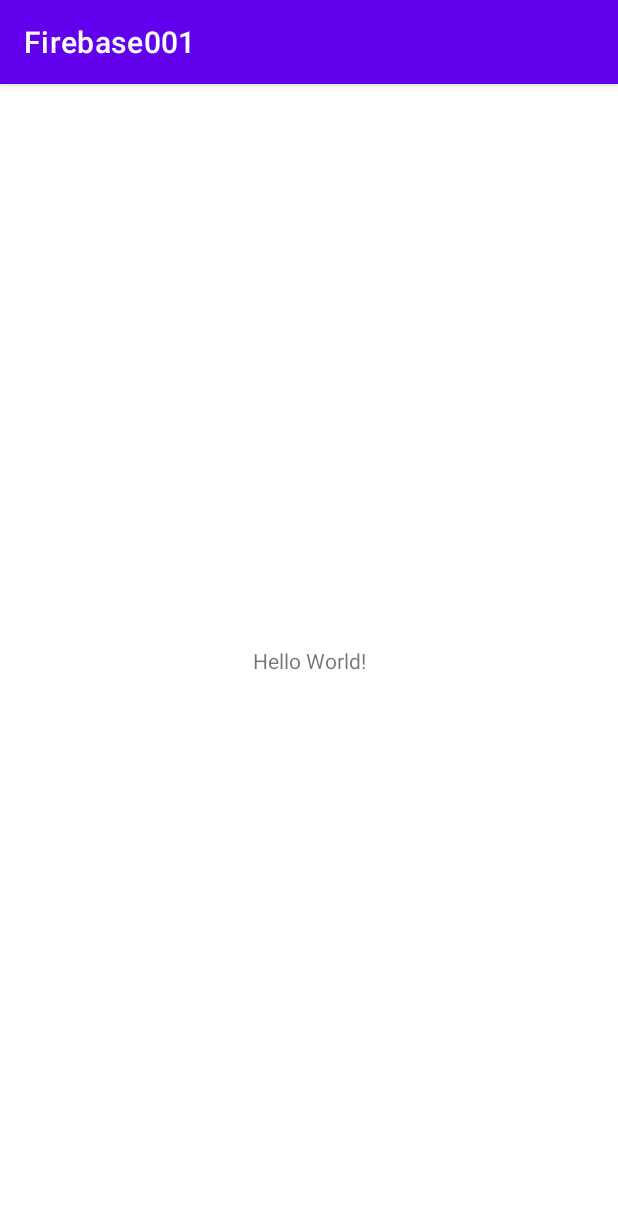
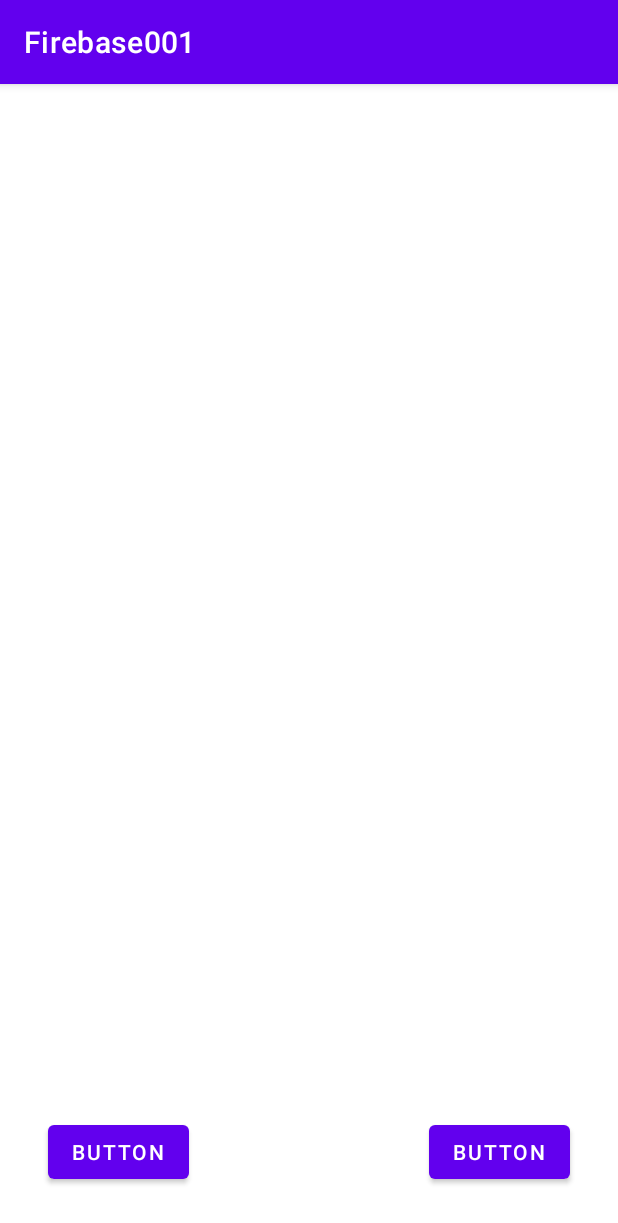
Before and after one commit to s20020/Firebase001, an Android app: the screen it shows after launch (MainActivity), on a phone screen of 412 x 824 dp. Shown: the top 1223 px of the screen. Run offline under Robolectric (Android 15) with nearby library versions, the phone set to English and light mode, and no system bars.

Commit message:
なんとなく設定終わった感じ？

```diff
--- a/app/build.gradle
+++ b/app/build.gradle
@@ -35,6 +35,9 @@ android {
 
 dependencies {
 
+    implementation 'com.google.android.gms:play-services-mlkit-text-recognition:18.0.0'
+
+
     // BoM と必要なライブラリを追加
     implementation platform('com.google.firebase:firebase-bom:30.1.0')
     implementation 'com.google.firebase:firebase-auth'
--- a/app/src/main/AndroidManifest.xml
+++ b/app/src/main/AndroidManifest.xml
@@ -2,6 +2,10 @@
 <manifest xmlns:android="http://schemas.android.com/apk/res/android"
     xmlns:tools="http://schemas.android.com/tools"
     package="com.example.firebase001">
+
+    <uses-permission android:name="android.permission.WRITE_EXTERNAL_STORAGE"/>
+    <uses-permission android:name="android.permission.INTERNET" />
+    <uses-feature android:name="android"/>
 
     <application
         android:allowBackup="true"
@@ -24,7 +28,7 @@
         </activity>
 
         <meta-data
-            android:name="com.google.firebase.ml.vision.DEPENDENCIES"
+            android:name="com.google.mlkit.vision.DEPENDENCIES"
             android:value="ocr" />
     </application>
 
--- a/app/src/main/java/com/example/firebase001/MainActivity.kt
+++ b/app/src/main/java/com/example/firebase001/MainActivity.kt
@@ -1,9 +1,12 @@
 package com.example.firebase001
 
+import android.content.Context
 import android.graphics.BitmapFactory
 import androidx.appcompat.app.AppCompatActivity
 import android.os.Bundle
 import android.os.Environment
+import android.util.Log
+import android.widget.Toast
 import java.io.File
 
 class MainActivity : AppCompatActivity() {
--- a/app/src/main/res/layout/activity_main.xml
+++ b/app/src/main/res/layout/activity_main.xml
@@ -6,13 +6,24 @@
     android:layout_height="match_parent"
     tools:context=".MainActivity">
 
-    <TextView
+    <Button
+        android:id="@+id/button"
         android:layout_width="wrap_content"
         android:layout_height="wrap_content"
-        android:text="Hello World!"
+        android:layout_marginStart="32dp"
+        android:layout_marginBottom="32dp"
+        android:text="Button"
         app:layout_constraintBottom_toBottomOf="parent"
-        app:layout_constraintEnd_toEndOf="parent"
-        app:layout_constraintStart_toStartOf="parent"
-        app:layout_constraintTop_toTopOf="parent" />
+        app:layout_constraintStart_toStartOf="parent" />
+
+    <Button
+        android:id="@+id/button2"
+        android:layout_width="wrap_content"
+        android:layout_height="wrap_content"
+        android:layout_marginEnd="32dp"
+        android:layout_marginBottom="32dp"
+        android:text="Button"
+        app:layout_constraintBottom_toBottomOf="parent"
+        app:layout_constraintEnd_toEndOf="parent" />
 
 </androidx.constraintlayout.widget.ConstraintLayout>
```
